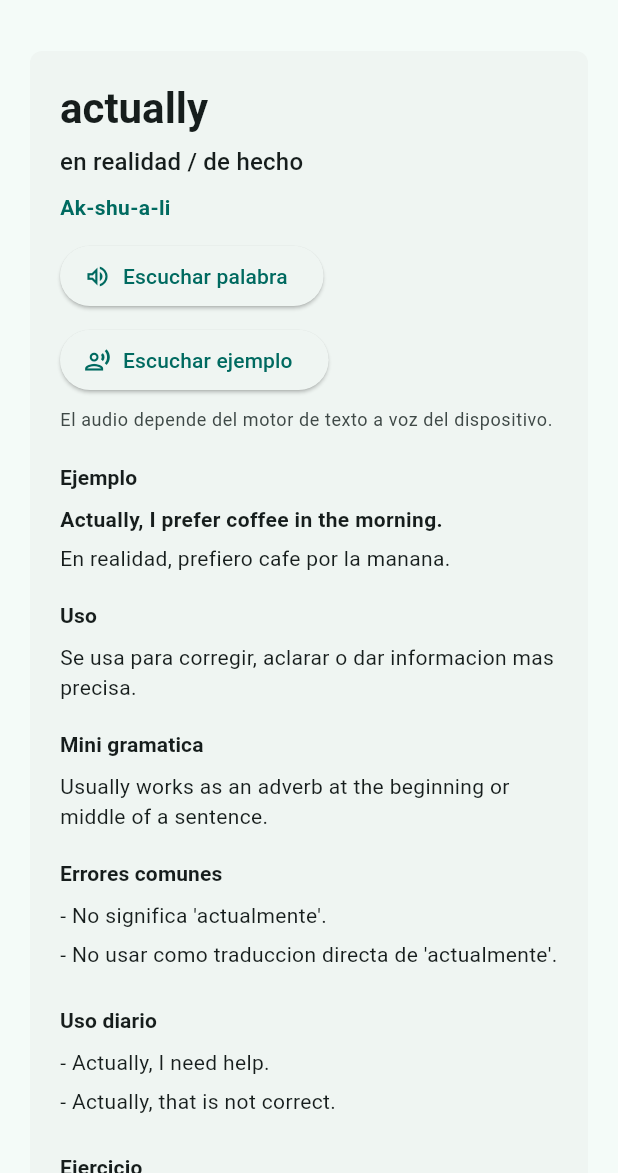
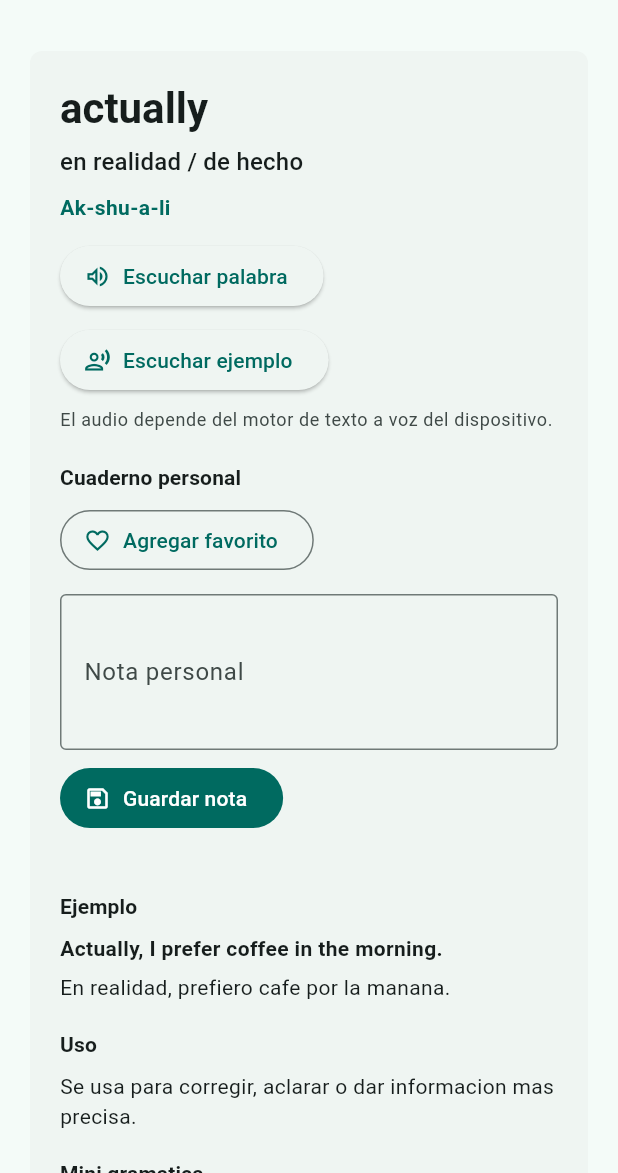
Before and after one commit to jematti/English_daily, a Flutter app: the screen it shows after launch, after a tap on "Ver microleccion", on a phone screen of 412 x 824 dp, the part 63-1236 px from its top. Run offline on Flutter 3.47's test engine with Material 3 defaults, Android fonts, the light colour scheme and no system bars; our stand-ins replace flutter_local_notifications, flutter_tts, shared_preferences, timezone.

Commit message:
Fase 13: agregar favoritos y cuaderno personal

```diff
--- /dev/null
+++ b/lib/domain/models/favorite_note_model.dart
@@ -0,0 +1,40 @@
+class FavoriteNoteModel {
+  const FavoriteNoteModel({
+    required this.lessonId,
+    required this.note,
+    required this.createdAt,
+    required this.updatedAt,
+  });
+
+  final String lessonId;
+  final String note;
+  final String createdAt;
+  final String updatedAt;
+
+  factory FavoriteNoteModel.fromJson(Map<String, dynamic> json) {
+    return FavoriteNoteModel(
+      lessonId: json['lessonId'] as String,
+      note: json['note'] as String? ?? '',
+      createdAt: json['createdAt'] as String? ?? '',
+      updatedAt: json['updatedAt'] as String? ?? '',
+    );
+  }
+
+  FavoriteNoteModel copyWith({String? note, String? updatedAt}) {
+    return FavoriteNoteModel(
+      lessonId: lessonId,
+      note: note ?? this.note,
+      createdAt: createdAt,
+      updatedAt: updatedAt ?? this.updatedAt,
+    );
+  }
+
+  Map<String, dynamic> toJson() {
+    return {
+      'lessonId': lessonId,
+      'note': note,
+      'createdAt': createdAt,
+      'updatedAt': updatedAt,
+    };
+  }
+}
--- a/lib/features/word_of_day/widgets/lesson_card.dart
+++ b/lib/features/word_of_day/widgets/lesson_card.dart
@@ -1,5 +1,6 @@
 import 'package:english_drops_daily/domain/models/exercise_model.dart';
 import 'package:english_drops_daily/domain/models/lesson_model.dart';
+import 'package:english_drops_daily/services/storage/favorites_storage_service.dart';
 import 'package:english_drops_daily/services/tts/tts_service.dart';
 import 'package:flutter/material.dart';
 
@@ -14,12 +15,32 @@ class LessonCard extends StatefulWidget {
 
 class _LessonCardState extends State<LessonCard> {
   final TtsService _ttsService = TtsService();
+  final FavoritesStorageService _favoritesStorage =
+      const FavoritesStorageService();
+  final TextEditingController _noteController = TextEditingController();
+  bool _isFavorite = false;
+  bool _isLoadingFavoriteData = true;
 
   LessonModel get lesson => widget.lesson;
 
   @override
+  void initState() {
+    super.initState();
+    _loadFavoriteData();
+  }
+
+  @override
+  void didUpdateWidget(covariant LessonCard oldWidget) {
+    super.didUpdateWidget(oldWidget);
+    if (oldWidget.lesson.id != widget.lesson.id) {
+      _loadFavoriteData();
+    }
+  }
+
+  @override
   void dispose() {
     _ttsService.stop();
+    _noteController.dispose();
     super.dispose();
   }
 
@@ -81,6 +102,14 @@ class _LessonCardState extends State<LessonCard> {
               ),
             ),
             const SizedBox(height: 20),
+            _FavoriteNoteSection(
+              isFavorite: _isFavorite,
+              isLoading: _isLoadingFavoriteData,
+              noteController: _noteController,
+              onToggleFavorite: _toggleFavorite,
+              onSaveNote: _saveNote,
+            ),
+            const SizedBox(height: 20),
             _Section(
               title: 'Ejemplo',
               child: _ExampleBlock(lesson: lesson),
@@ -127,6 +156,109 @@ class _LessonCardState extends State<LessonCard> {
         ),
       );
     }
+  }
+
+  Future<void> _loadFavoriteData() async {
+    setState(() {
+      _isLoadingFavoriteData = true;
+    });
+
+    final isFavorite = await _favoritesStorage.isFavorite(lesson.id);
+    final note = await _favoritesStorage.getNote(lesson.id);
+
+    if (!mounted) {
+      return;
+    }
+
+    setState(() {
+      _isFavorite = isFavorite;
+      _noteController.text = note ?? '';
+      _isLoadingFavoriteData = false;
+    });
+  }
+
+  Future<void> _toggleFavorite() async {
+    await _favoritesStorage.toggleFavorite(lesson.id);
+    final isFavorite = await _favoritesStorage.isFavorite(lesson.id);
+
+    if (!mounted) {
+      return;
+    }
+
+    setState(() {
+      _isFavorite = isFavorite;
+    });
+
+    ScaffoldMessenger.of(context).showSnackBar(
+      SnackBar(
+        content: Text(
+          isFavorite ? 'Agregado a favoritos' : 'Quitado de favoritos',
+        ),
+      ),
+    );
+  }
+
+  Future<void> _saveNote() async {
+    await _favoritesStorage.saveNote(lesson.id, _noteController.text.trim());
+
+    if (!mounted) {
+      return;
+    }
+
+    ScaffoldMessenger.of(
+      context,
+    ).showSnackBar(const SnackBar(content: Text('Nota guardada')));
+  }
+}
+
+class _FavoriteNoteSection extends StatelessWidget {
+  const _FavoriteNoteSection({
+    required this.isFavorite,
+    required this.isLoading,
+    required this.noteController,
+    required this.onToggleFavorite,
+    required this.onSaveNote,
+  });
+
+  final bool isFavorite;
+  final bool isLoading;
+  final TextEditingController noteController;
+  final VoidCallback onToggleFavorite;
+  final VoidCallback onSaveNote;
+
+  @override
+  Widget build(BuildContext context) {
+    return _Section(
+      title: 'Cuaderno personal',
+      child: Column(
+        crossAxisAlignment: CrossAxisAlignment.start,
+        children: [
+          OutlinedButton.icon(
+            onPressed: isLoading ? null : onToggleFavorite,
+            icon: Icon(isFavorite ? Icons.favorite : Icons.favorite_border),
+            label: Text(isFavorite ? 'Favorito activo' : 'Agregar favorito'),
+          ),
+          const SizedBox(height: 12),
+          TextField(
+            controller: noteController,
+            maxLines: 3,
+            decoration: const InputDecoration(
+              border: OutlineInputBorder(),
+              labelText: 'Nota personal',
+            ),
+          ),
+          const SizedBox(height: 8),
+          Align(
+            alignment: Alignment.centerLeft,
+            child: FilledButton.icon(
+              onPressed: isLoading ? null : onSaveNote,
+              icon: const Icon(Icons.save_outlined),
+              label: const Text('Guardar nota'),
+            ),
+          ),
+        ],
+      ),
+    );
   }
 }
 
--- /dev/null
+++ b/lib/services/storage/favorites_storage_service.dart
@@ -0,0 +1,90 @@
+import 'dart:convert';
+
+import 'package:english_drops_daily/domain/models/favorite_note_model.dart';
+import 'package:shared_preferences/shared_preferences.dart';
+
+class FavoritesStorageService {
+  const FavoritesStorageService();
+
+  static const String _favoriteLessonIdsKey = 'favorite_lesson_ids';
+  static const String _notesKey = 'favorite_notes';
+
+  Future<List<String>> getFavoriteLessonIds() async {
+    final preferences = await SharedPreferences.getInstance();
+    return preferences.getStringList(_favoriteLessonIdsKey) ?? const [];
+  }
+
+  Future<void> toggleFavorite(String lessonId) async {
+    final preferences = await SharedPreferences.getInstance();
+    final favoriteIds = preferences.getStringList(_favoriteLessonIdsKey) ?? [];
+
+    if (favoriteIds.contains(lessonId)) {
+      favoriteIds.remove(lessonId);
+    } else {
+      favoriteIds.add(lessonId);
+    }
+
+    await preferences.setStringList(_favoriteLessonIdsKey, favoriteIds);
+  }
+
+  Future<bool> isFavorite(String lessonId) async {
+    final favoriteIds = await getFavoriteLessonIds();
+    return favoriteIds.contains(lessonId);
+  }
+
+  Future<Map<String, String>> getNotes() async {
+    final noteModels = await _getNoteModels();
+
+    return noteModels.map((lessonId, model) {
+      return MapEntry(lessonId, model.note);
+    });
+  }
+
+  Future<void> saveNote(String lessonId, String note) async {
+    final preferences = await SharedPreferences.getInstance();
+    final noteModels = await _getNoteModels();
+    final now = DateTime.now().toIso8601String();
+    final existingNote = noteModels[lessonId];
+
+    noteModels[lessonId] = existingNote == null
+        ? FavoriteNoteModel(
+            lessonId: lessonId,
+            note: note,
+            createdAt: now,
+            updatedAt: now,
+          )
+        : existingNote.copyWith(note: note, updatedAt: now);
+
+    final jsonNotes = noteModels.map((key, value) {
+      return MapEntry(key, value.toJson());
+    });
+
+    await preferences.setString(_notesKey, jsonEncode(jsonNotes));
+  }
+
+  Future<String?> getNote(String lessonId) async {
+    final notes = await getNotes();
+    return notes[lessonId];
+  }
+
+  Future<Map<String, FavoriteNoteModel>> _getNoteModels() async {
+    final preferences = await SharedPreferences.getInstance();
+    final rawNotes = preferences.getString(_notesKey);
+
+    if (rawNotes == null) {
+      return {};
+    }
+
+    try {
+      final jsonNotes = jsonDecode(rawNotes) as Map<String, dynamic>;
+      return jsonNotes.map((lessonId, value) {
+        return MapEntry(
+          lessonId,
+          FavoriteNoteModel.fromJson(value as Map<String, dynamic>),
+        );
+      });
+    } on Object {
+      return {};
+    }
+  }
+}
```
Also changed, not shown: lib/features/dashboard/widgets/quick_actions_grid.dart (+10 -0 lines), lib/features/favorites/screens/favorites_screen.dart (added, +99 -0 lines), lib/features/favorites/widgets/favorite_lesson_card.dart (added, +44 -0 lines).
